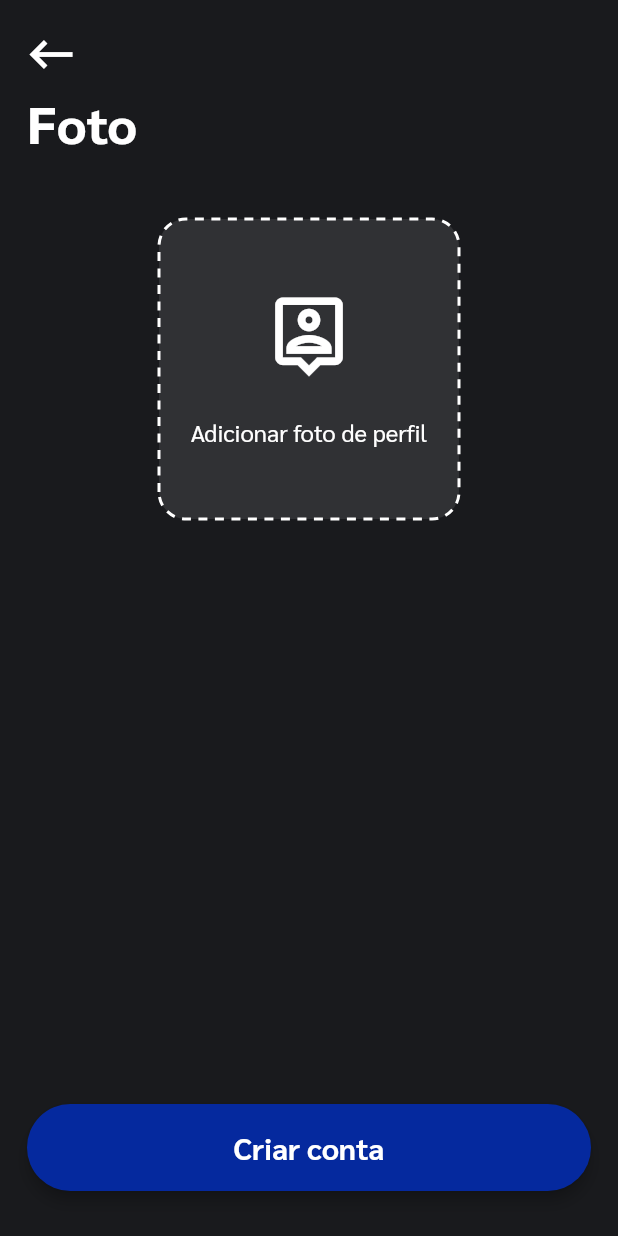
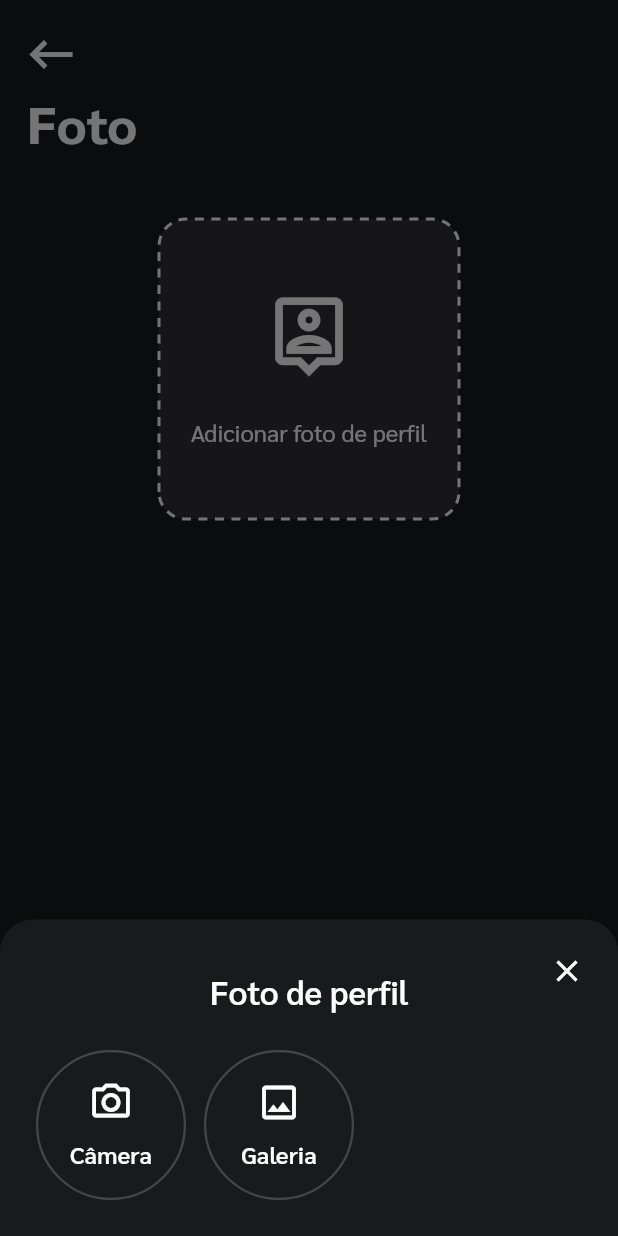
Before and after one commit to GabrielDimaa/my_gift_app, a Flutter app: the SignupPhotoPage screen opened by its route, after a tap on "Adicionar foto de perfil", on a phone screen of 412 x 824 dp. Run offline on Flutter 3.47's test engine with Material 2 defaults, Android fonts, the phone set to English and light mode, and no system bars; drawn by our look-alikes of dotted_border; our stand-ins replace cloud_firestore, firebase_auth, firebase_core, firebase_storage, flutter_svg, get and 3 more; accounts and stored records are empty.

Commit message:
Modals bottom sheet

```diff
--- a/lib/i18n/strings/pt_br.dart
+++ b/lib/i18n/strings/pt_br.dart
@@ -45,6 +45,9 @@ class PtBr implements Translation {
   String get addPhotoProfile => "Adicionar foto de perfil";
 
   @override
+  String get photoProfile => "Foto de perfil";
+
+  @override
   String get enter => "Entrar";
 
   @override
@@ -64,6 +67,15 @@ class PtBr implements Translation {
 
   @override
   String get createAccount => "Criar conta";
+
+  @override
+  String get gallery => "Galeria";
+
+  @override
+  String get camera => "Câmera";
+
+  @override
+  String get close => "Fechar";
   //endregion
 
   //region Validation
--- a/lib/i18n/translation.dart
+++ b/lib/i18n/translation.dart
@@ -14,6 +14,7 @@ abstract class Translation {
   String get nameHint;
   String get photo;
   String get addPhotoProfile;
+  String get photoProfile;
   String get enter;
   String get advance;
   String get doNotHaveAccount;
@@ -21,6 +22,9 @@ abstract class Translation {
   String get register;
   String get makeLogin;
   String get createAccount;
+  String get gallery;
+  String get camera;
+  String get close;
   //endregion
 
   //region Validation
--- a/lib/layers/domain/usecases/implements/image_picker/fetch_image_picker_gallery.dart
+++ b/lib/layers/domain/usecases/implements/image_picker/fetch_image_picker_gallery.dart
@@ -17,7 +17,7 @@ class FetchImagePickerGallery implements IFetchImagePickerGallery {
     File? image;
 
     try {
-      image = await imagePickerService.getFromCamera();
+      image = await imagePickerService.getFromGallery();
     } on DomainError catch (e) {
       if (e is WithoutPermissionDomainError) throw WithoutPermissionDomainError(message: "Sem permissão para acessar a câmera.");
       rethrow;
--- /dev/null
+++ b/lib/layers/presentation/ui/components/bottom_sheet/bottom_sheet_default.dart
@@ -0,0 +1,66 @@
+import 'package:flutter/material.dart';
+
+import '../../../../../i18n/resources.dart';
+
+class BottomSheetDefault extends StatelessWidget {
+  final String? title;
+  final Widget child;
+
+  const BottomSheetDefault({Key? key, this.title, required this.child}) : super(key: key);
+
+  static Future<void> show({
+    required BuildContext context,
+    required Widget child,
+    String? title,
+    VoidCallback? onClosing,
+  }) async {
+    return await showModalBottomSheet(
+      context: context,
+      builder: (_) => BottomSheetDefault(title: title, child: child),
+    );
+  }
+
+  @override
+  Widget build(BuildContext context) {
+    return BottomSheet(
+      onClosing: () {},
+      enableDrag: false,
+      builder: (_) => Stack(
+        children: [
+          Positioned(
+            top: 10,
+            right: 10,
+            child: IconButton(
+              splashRadius: 24,
+              icon: const Icon(Icons.close),
+              tooltip: R.string.close,
+              onPressed: () => Navigator.pop(context),
+            ),
+          ),
+          Padding(
+            padding: const EdgeInsets.all(24),
+            child: Column(
+              mainAxisSize: MainAxisSize.min,
+              children: [
+                Visibility(
+                  visible: title != null,
+                  child: Padding(
+                    padding: const EdgeInsets.only(top: 10, bottom: 24),
+                    child: Align(
+                      alignment: Alignment.center,
+                      child: Text(
+                        title ?? "",
+                        style: Theme.of(context).textTheme.headline6,
+                      ),
+                    ),
+                  ),
+                ),
+                child,
+              ],
+            ),
+          ),
+        ],
+      ),
+    );
+  }
+}
--- /dev/null
+++ b/lib/layers/presentation/ui/components/bottom_sheet/bottom_sheet_image_picker.dart
@@ -0,0 +1,72 @@
+import 'package:flutter/material.dart';
+
+import '../../../../../i18n/resources.dart';
+import '../sized_box_default.dart';
+import './bottom_sheet_default.dart';
+
+class BottomSheetImagePicker extends StatelessWidget {
+  final VoidCallback onPressedCamera;
+  final VoidCallback onPressedGallery;
+
+  const BottomSheetImagePicker({
+    Key? key,
+    required this.onPressedCamera,
+    required this.onPressedGallery,
+  }) : super(key: key);
+
+  static Future<void> show({
+    required BuildContext context,
+    String? title,
+    required VoidCallback onPressedCamera,
+    required VoidCallback onPressedGallery,
+  }) async {
+    await BottomSheetDefault.show(
+      context: context,
+      title: title,
+      child: BottomSheetImagePicker(
+        onPressedCamera: onPressedCamera,
+        onPressedGallery: onPressedGallery,
+      ),
+    );
+  }
+
+  @override
+  Widget build(BuildContext context) {
+    return Row(
+      children: [
+        _buttonRounded(
+          context,
+          Icons.photo_camera_outlined,
+          R.string.camera,
+          onPressedCamera,
+        ),
+        const SizedBoxDefault.horizontal(),
+        _buttonRounded(
+          context,
+          Icons.image_outlined,
+          R.string.gallery,
+          onPressedGallery,
+        ),
+      ],
+    );
+  }
+
+  Widget _buttonRounded(BuildContext context, IconData icon, String text, VoidCallback onPressed) {
+    return ElevatedButton(
+      style: ElevatedButton.styleFrom(
+        primary: Theme.of(context).colorScheme.background,
+        fixedSize: const Size(100, 100),
+        elevation: 0,
+        shape: const CircleBorder(side: BorderSide(color: Color(0xFF464646), width: 1.5)),
+      ),
+      child: Column(
+        mainAxisAlignment: MainAxisAlignment.spaceAround,
+        children: [
+          Icon(icon, size: 30),
+          Text(text, style: Theme.of(context).textTheme.bodyText2?.copyWith(fontWeight: FontWeight.w600)),
+        ],
+      ),
+      onPressed: onPressed,
+    );
+  }
+}
```
Also changed, not shown: lib/app_theme.dart (+22 -0 lines), lib/layers/infra/libraries/image_crop/image_cropper_facade.dart (+5 -5 lines), lib/layers/presentation/ui/pages/signup/signup_photo_page.dart (+20 -2 lines).
